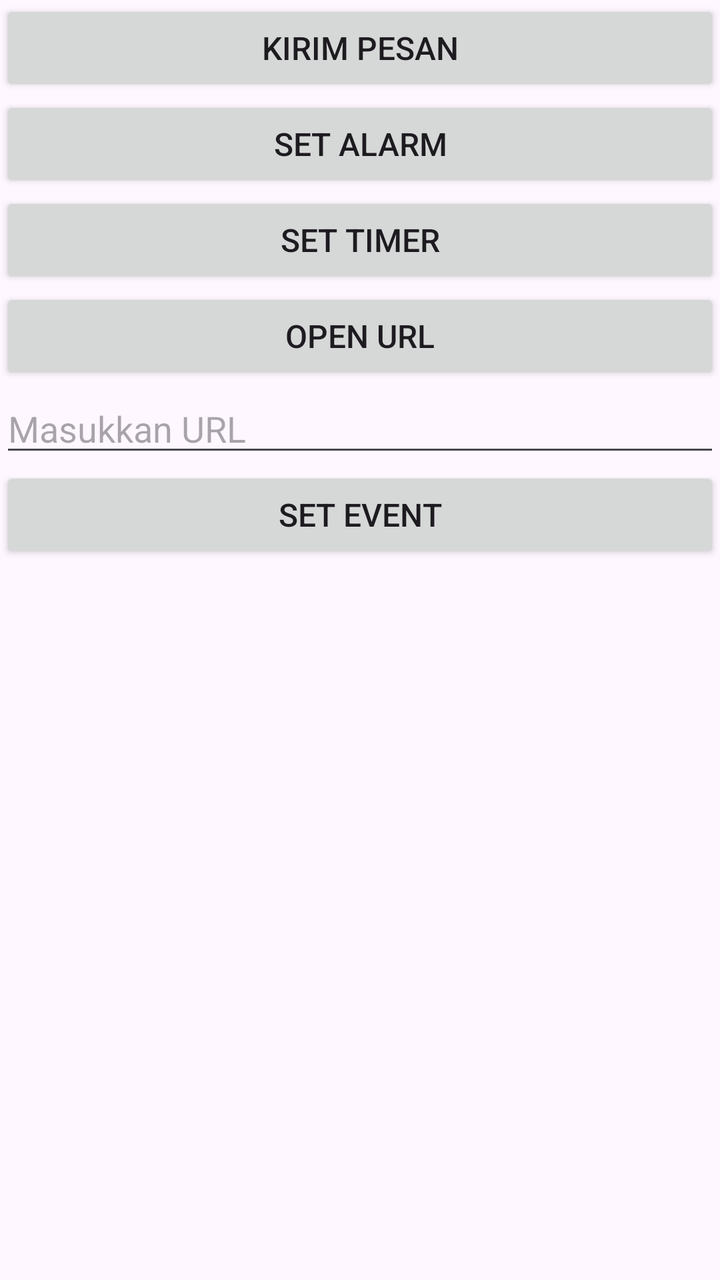
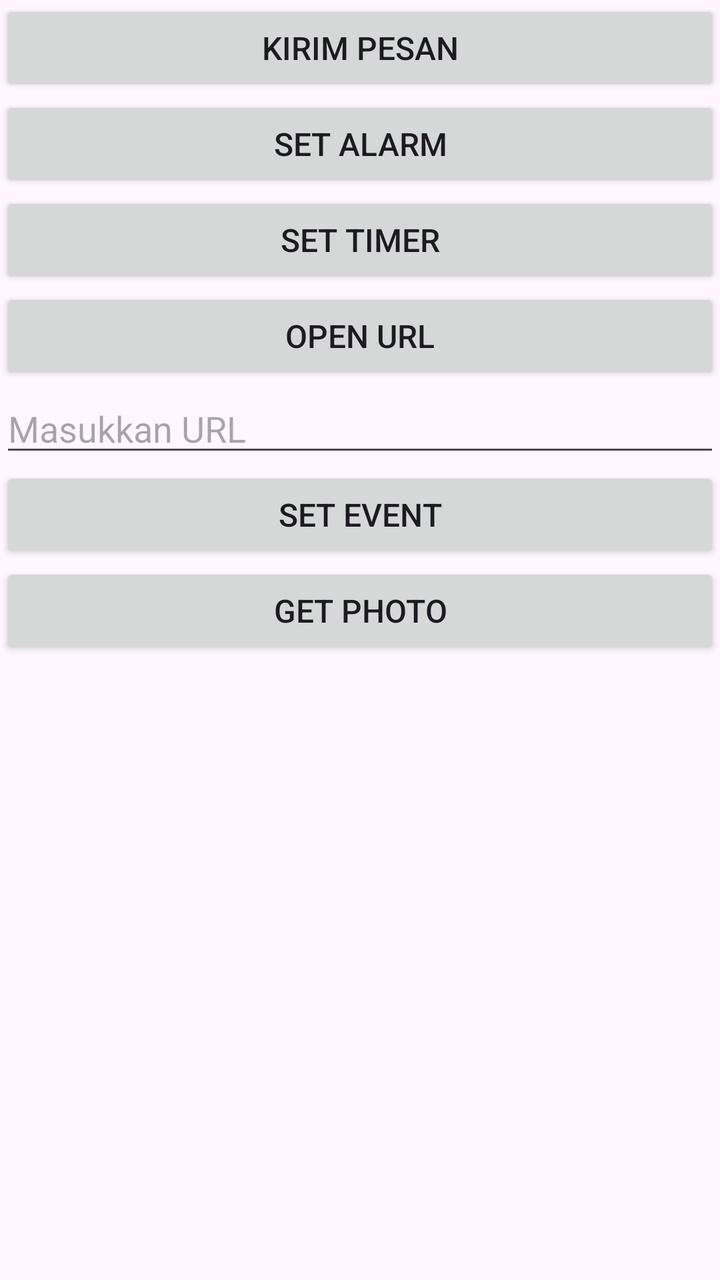

The first picture is an Android layout as it rendered before a commit; the second is the same layout after the commit. The layout source and the unified diff follow.
<!-- AndroidManifest.xml: application theme Theme.Tugas3 -->
<!-- res/layout/activity_main.xml -->
<?xml version="1.0" encoding="utf-8"?>
<LinearLayout xmlns:android="http://schemas.android.com/apk/res/android"
    xmlns:app="http://schemas.android.com/apk/res-auto"
    xmlns:tools="http://schemas.android.com/tools"
    android:id="@+id/main"
    android:layout_width="match_parent"
    android:layout_height="match_parent"
    tools:context=".MainActivity"
    android:orientation="vertical">

    <Button
        android:layout_width="match_parent"
        android:layout_height="wrap_content"
        android:id="@+id/btnKirimPesan"
        android:text="Kirim Pesan"
        android:textSize="16sp"/>

    <Button
        android:layout_width="match_parent"
        android:layout_height="wrap_content"
        android:id="@+id/btnSetAlarm"
        android:text="Set Alarm"
        android:textSize="16sp"/>

    <Button
        android:layout_width="match_parent"
        android:layout_height="wrap_content"
        android:id="@+id/btnSetTimer"
        android:text="Set Timer"
        android:textSize="16sp"/>

    <Button
        android:layout_width="match_parent"
        android:layout_height="wrap_content"
        android:id="@+id/btnOpenURL"
        android:text="Open URL"
        android:textSize="16sp"/>
    <EditText
        android:layout_width="match_parent"
        android:layout_height="wrap_content"
        android:id="@+id/etURL"
        android:hint="Masukkan URL"/>

    <Button
        android:layout_width="match_parent"
        android:layout_height="wrap_content"
        android:id="@+id/btnSetEvent"
        android:text="Set Event"
        android:textSize="16sp"/>

</LinearLayout>
<!-- resources referenced by this layout -->
<resources>
  <style name="Theme.Tugas3" parent="Base.Theme.Tugas3" />
  <style name="Base.Theme.Tugas3" parent="Theme.Material3.DayNight.NoActionBar">
          
          
      </style>
</resources>

<!-- the commit's change to res/layout/activity_main.xml (unified diff, before → after) -->
@@ -48,4 +48,16 @@
         android:text="Set Event"
         android:textSize="16sp"/>
 
+    <Button
+        android:layout_width="match_parent"
+        android:layout_height="wrap_content"
+        android:id="@+id/btnGetPhoto"
+        android:text="Get Photo"
+        android:textSize="16sp"/>
+
+    <ImageView
+        android:layout_width="match_parent"
+        android:layout_height="wrap_content"
+        android:id="@+id/ivHasil"/>
+
 </LinearLayout>
